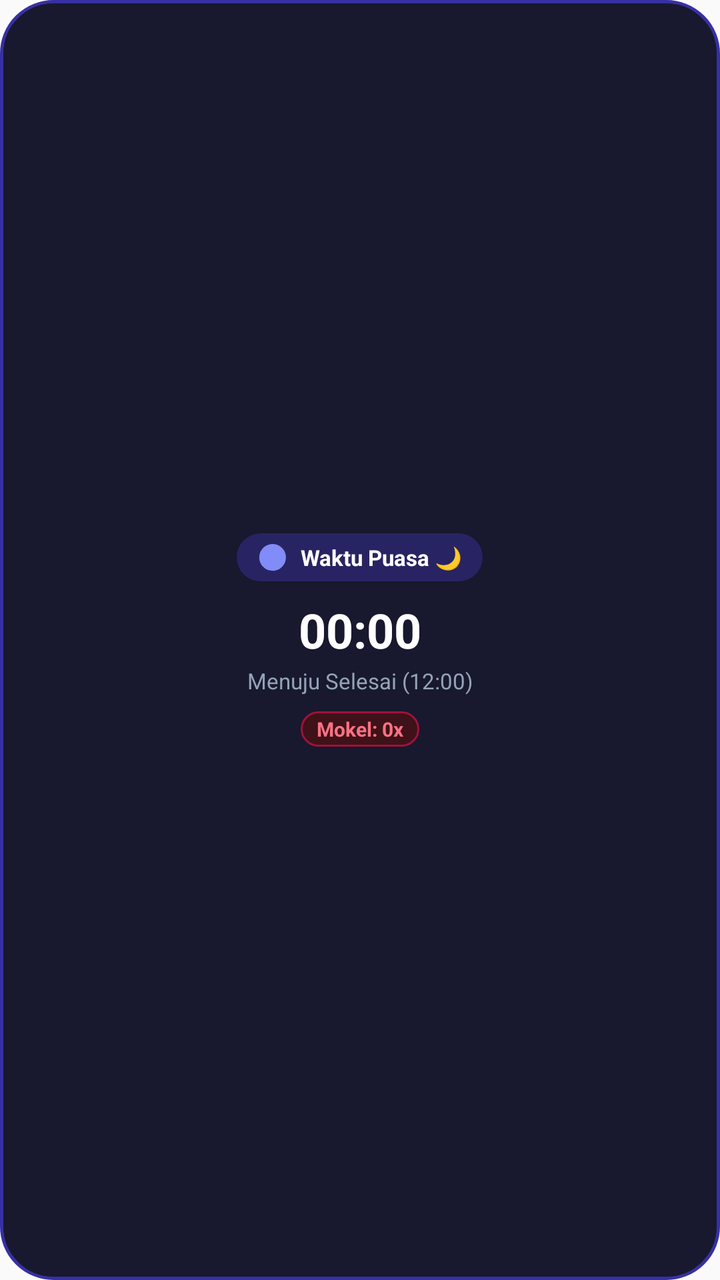
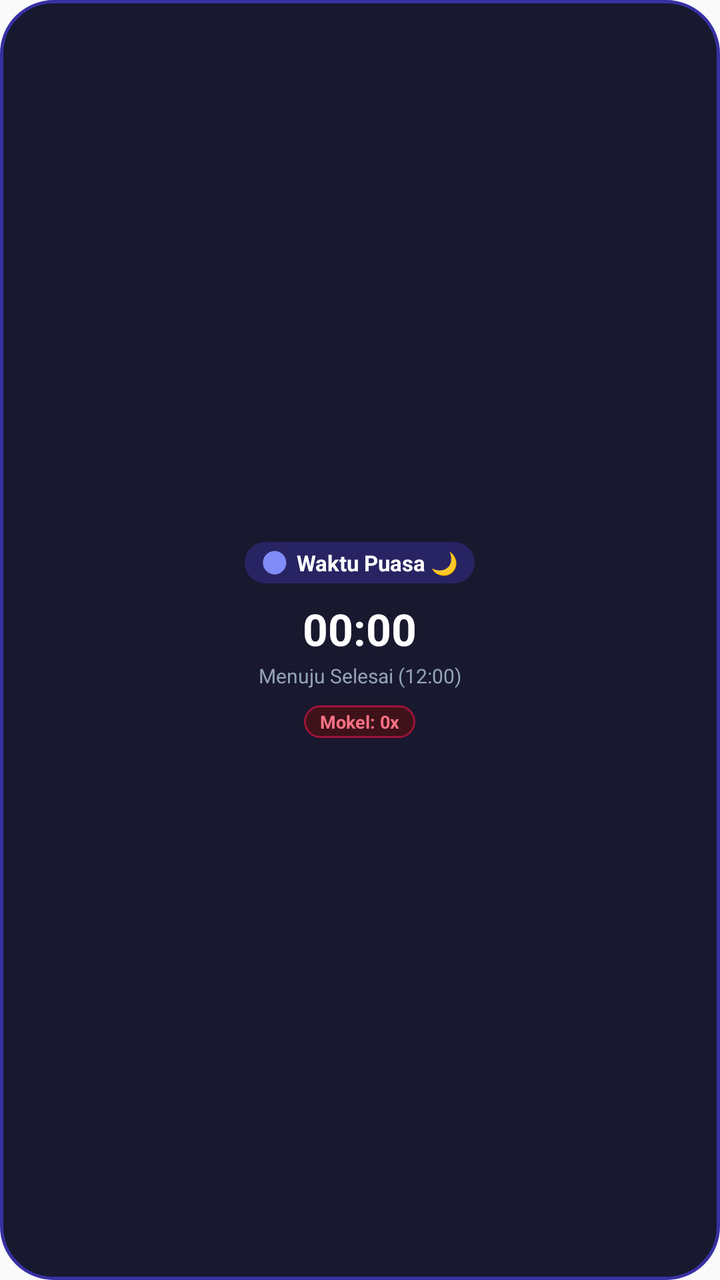

Before-and-after screenshots of an Android layout around one commit, followed by the original layout XML and the change that was made.
<!-- AndroidManifest.xml: application theme Theme.WhatIF -->
<!-- res/layout/widget_fasting_2x2.xml -->
<?xml version="1.0" encoding="utf-8"?>
<LinearLayout xmlns:android="http://schemas.android.com/apk/res/android"
    android:id="@+id/widget_root"
    android:layout_width="match_parent"
    android:layout_height="match_parent"
    android:background="@drawable/widget_bg_fasting"
    android:orientation="vertical"
    android:gravity="center"
    android:padding="14dp">

    
    <LinearLayout
        android:id="@+id/widget_chip_container"
        android:layout_width="wrap_content"
        android:layout_height="wrap_content"
        android:background="@drawable/widget_chip_fasting"
        android:orientation="horizontal"
        android:gravity="center_vertical"
        android:paddingStart="10dp"
        android:paddingEnd="10dp"
        android:paddingTop="4dp"
        android:paddingBottom="4dp">

        <ImageView
            android:id="@+id/widget_icon"
            android:layout_width="16dp"
            android:layout_height="16dp"
            android:src="@drawable/ic_widget_moon"
            android:contentDescription="@null" />

        <TextView
            android:id="@+id/widget_phase_title"
            android:layout_width="wrap_content"
            android:layout_height="wrap_content"
            android:layout_marginStart="6dp"
            android:text="Waktu Puasa 🌙"
            android:textColor="@color/widget_text_primary"
            android:textSize="11sp"
            android:textStyle="bold" />
    </LinearLayout>

    <Space
        android:layout_width="match_parent"
        android:layout_height="8dp" />

    
    <Chronometer
        android:id="@+id/widget_chronometer"
        android:layout_width="wrap_content"
        android:layout_height="wrap_content"
        android:textColor="@color/widget_text_primary"
        android:textSize="24sp"
        android:textStyle="bold" />

    <TextView
        android:id="@+id/widget_countdown_text"
        android:layout_width="wrap_content"
        android:layout_height="wrap_content"
        android:text="00:00:00"
        android:textColor="@color/widget_text_primary"
        android:textSize="24sp"
        android:textStyle="bold"
        android:visibility="gone" />

    
    <TextView
        android:id="@+id/widget_target_time"
        android:layout_width="wrap_content"
        android:layout_height="wrap_content"
        android:layout_marginTop="2dp"
        android:text="Menuju Selesai (12:00)"
        android:textColor="@color/widget_text_muted"
        android:textSize="11sp" />

    <Space
        android:layout_width="match_parent"
        android:layout_height="8dp" />

    
    <TextView
        android:id="@+id/widget_mokel_badge"
        android:layout_width="wrap_content"
        android:layout_height="wrap_content"
        android:background="@drawable/widget_chip_mokel"
        android:paddingStart="8dp"
        android:paddingEnd="8dp"
        android:paddingTop="2dp"
        android:paddingBottom="2dp"
        android:text="Mokel: 0x"
        android:textColor="@color/widget_mokel_text"
        android:textSize="10sp"
        android:textStyle="bold" />

</LinearLayout>
<!-- resources referenced by this layout -->
<resources>
  <color name="widget_mokel_text">#FB7185</color>
  <color name="widget_text_muted">#94A3B8</color>
  <color name="widget_text_primary">#FFFFFF</color>
  <!-- drawable ic_widget_moon (drawable) -->
  <vector xmlns:android="http://schemas.android.com/apk/res/android"
      android:width="24dp"
      android:height="24dp"
      android:viewportWidth="24"
      android:viewportHeight="24">
      <path
          android:fillColor="#818CF8"
          android:pathData="M12.3,2a10,10 0 0,0 -1.9,0.18 10,10 0 1,0 11.42,11.42A10,10 0 0,0 12.3,2z" />
  </vector>
  <!-- drawable widget_bg_fasting (drawable) -->
  <?xml version="1.0" encoding="utf-8"?>
  <shape xmlns:android="http://schemas.android.com/apk/res/android"
      android:shape="rectangle">
      <corners android:radius="26dp" />
      <solid android:color="@color/fasting_card_bg" />
      <stroke
          android:width="1.5dp"
          android:color="@color/fasting_card_stroke" />
  </shape>
  <!-- drawable widget_chip_fasting (drawable) -->
  <?xml version="1.0" encoding="utf-8"?>
  <shape xmlns:android="http://schemas.android.com/apk/res/android"
      android:shape="rectangle">
      <corners android:radius="50dp" />
      <solid android:color="@color/fasting_chip_bg" />
  </shape>
  <!-- drawable widget_chip_mokel (drawable) -->
  <?xml version="1.0" encoding="utf-8"?>
  <shape xmlns:android="http://schemas.android.com/apk/res/android"
      android:shape="rectangle">
      <corners android:radius="50dp" />
      <solid android:color="@color/widget_mokel_bg" />
      <stroke
          android:width="1dp"
          android:color="@color/widget_mokel_stroke" />
  </shape>
  <style name="Theme.WhatIF" parent="android:Theme.Material.Light.NoActionBar" />
  <color name="fasting_card_bg">#18182E</color>
  <color name="fasting_card_stroke">#3730A3</color>
  <color name="fasting_chip_bg">#282463</color>
  <color name="widget_mokel_bg">#3E1218</color>
  <color name="widget_mokel_stroke">#9F1239</color>
</resources>

<!-- the commit's change to res/layout/widget_fasting_2x2.xml (unified diff, before → after) -->
@@ -4,9 +4,9 @@
     android:layout_width="match_parent"
     android:layout_height="match_parent"
     android:background="@drawable/widget_bg_fasting"
+    android:gravity="center"
     android:orientation="vertical"
-    android:gravity="center"
-    android:padding="14dp">
+    android:padding="12dp">
 
     
     <LinearLayout
@@ -14,51 +14,51 @@
         android:layout_width="wrap_content"
         android:layout_height="wrap_content"
         android:background="@drawable/widget_chip_fasting"
+        android:gravity="center_vertical"
         android:orientation="horizontal"
-        android:gravity="center_vertical"
-        android:paddingStart="10dp"
-        android:paddingEnd="10dp"
-        android:paddingTop="4dp"
-        android:paddingBottom="4dp">
+        android:paddingStart="8dp"
+        android:paddingEnd="8dp"
+        android:paddingTop="3dp"
+        android:paddingBottom="3dp">
 
         <ImageView
             android:id="@+id/widget_icon"
-            android:layout_width="16dp"
-            android:layout_height="16dp"
-            android:src="@drawable/ic_widget_moon"
-            android:contentDescription="@null" />
+            android:layout_width="14dp"
+            android:layout_height="14dp"
+            android:contentDescription="@null"
+            android:src="@drawable/ic_widget_moon" />
 
         <TextView
             android:id="@+id/widget_phase_title"
             android:layout_width="wrap_content"
             android:layout_height="wrap_content"
-            android:layout_marginStart="6dp"
+            android:layout_marginStart="4dp"
             android:text="Waktu Puasa 🌙"
             android:textColor="@color/widget_text_primary"
             android:textSize="11sp"
             android:textStyle="bold" />
     </LinearLayout>
 
-    <Space
-        android:layout_width="match_parent"
-        android:layout_height="8dp" />
-
     
     <Chronometer
         android:id="@+id/widget_chronometer"
         android:layout_width="wrap_content"
         android:layout_height="wrap_content"
+        android:layout_marginTop="8dp"
+        android:singleLine="true"
         android:textColor="@color/widget_text_primary"
-        android:textSize="24sp"
+        android:textSize="22sp"
         android:textStyle="bold" />
 
     <TextView
         android:id="@+id/widget_countdown_text"
         android:layout_width="wrap_content"
         android:layout_height="wrap_content"
+        android:layout_marginTop="8dp"
+        android:singleLine="true"
         android:text="00:00:00"
         android:textColor="@color/widget_text_primary"
-        android:textSize="24sp"
+        android:textSize="22sp"
         android:textStyle="bold"
         android:visibility="gone" />
 
@@ -68,27 +68,26 @@
         android:layout_width="wrap_content"
         android:layout_height="wrap_content"
         android:layout_marginTop="2dp"
+        android:singleLine="true"
         android:text="Menuju Selesai (12:00)"
         android:textColor="@color/widget_text_muted"
-        android:textSize="11sp" />
-
-    <Space
-        android:layout_width="match_parent"
-        android:layout_height="8dp" />
+        android:textSize="10sp" />
 
     
     <TextView
         android:id="@+id/widget_mokel_badge"
         android:layout_width="wrap_content"
         android:layout_height="wrap_content"
+        android:layout_marginTop="8dp"
         android:background="@drawable/widget_chip_mokel"
         android:paddingStart="8dp"
         android:paddingEnd="8dp"
         android:paddingTop="2dp"
         android:paddingBottom="2dp"
+        android:singleLine="true"
         android:text="Mokel: 0x"
         android:textColor="@color/widget_mokel_text"
-        android:textSize="10sp"
+        android:textSize="9sp"
         android:textStyle="bold" />
 
 </LinearLayout>
